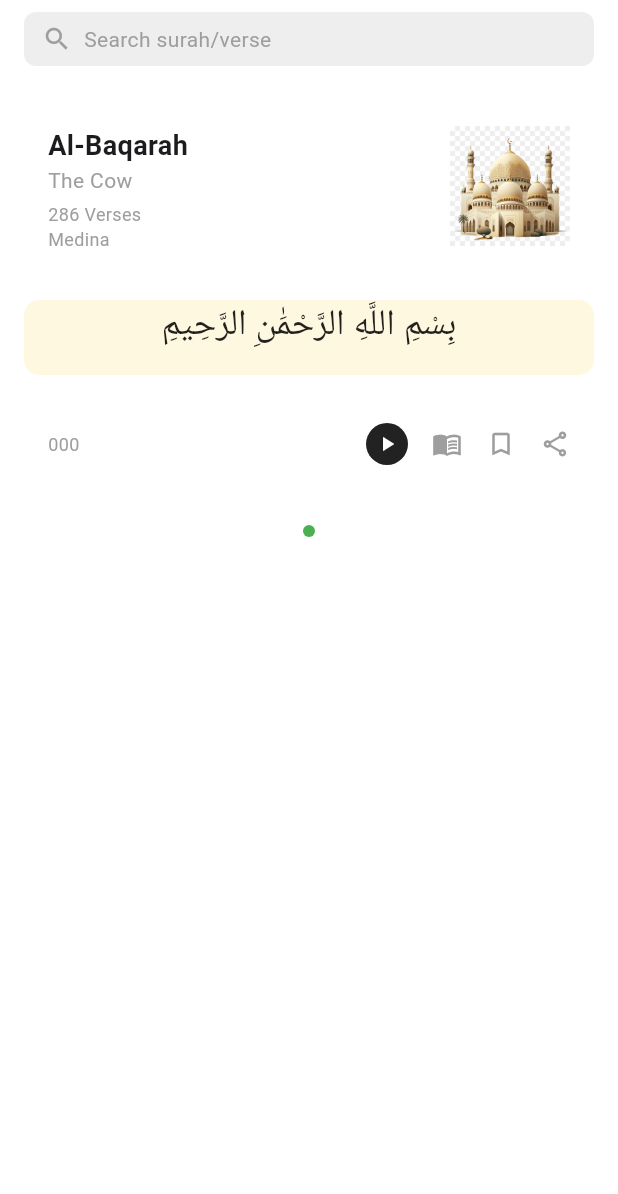
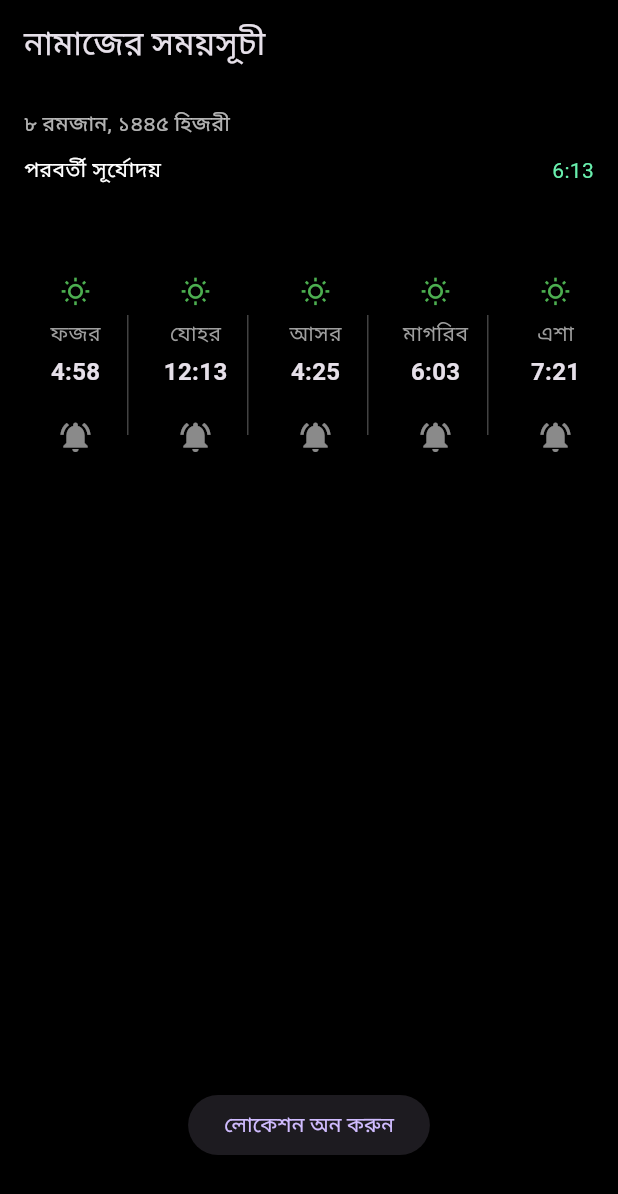
Before and after one commit to mahabubulhasibshawon/Islamic_App_Ui, a Flutter app: the screen it shows after launch, on a phone screen of 412 x 824 dp. Shown: the top 1194 px of the screen. Run offline on Flutter 3.47's test engine with Material 3 defaults, Android fonts, the phone set to English and light mode, and no system bars; our stand-ins replace audioplayers, awesome_notifications; Roboto replaces fonts that are missing (Arabic).

Commit message:
alarm screen

```diff
--- /dev/null
+++ b/lib/screens/prayer_time_permission_screen.dart
@@ -0,0 +1,216 @@
+import 'package:flutter/material.dart';
+import 'package:awesome_notifications/awesome_notifications.dart';
+import 'package:audioplayers/audioplayers.dart';
+
+
+class PrayerTimePermissionScreen extends StatelessWidget {
+  final List<Map<String, String>> prayerTimes = [
+    {'name': 'ফজর', 'time': '4:58'},
+    {'name': 'যোহর', 'time': '12:13'},
+    {'name': 'আসর', 'time': '4:25'},
+    {'name': 'মাগরিব', 'time': '6:03'},
+    {'name': 'এশা', 'time': '7:21'},
+  ];
+
+  final AudioPlayer _audioPlayer = AudioPlayer();
+
+  void playAlarm() async {
+    await _audioPlayer.play(AssetSource('sounds/alarm.mp3'));
+    await Future.delayed(Duration(seconds: 20));
+    await _audioPlayer.stop();
+  }
+
+  void schedulePrayerNotification(String prayerName, String time) {
+    AwesomeNotifications().createNotification(
+      content: NotificationContent(
+        id: DateTime.now().millisecondsSinceEpoch.remainder(100000),
+        channelKey: 'prayer_reminder',
+        title: 'নামাজের সময়',
+        body: '$prayerName এর সময় হয়েছে ($time)',
+        notificationLayout: NotificationLayout.Default,
+      ),
+    );
+    playAlarm();
+  }
+
+  void requestNotificationPermission(BuildContext context) {
+    showModalBottomSheet(
+      context: context,
+      backgroundColor: Colors.black,
+      shape: RoundedRectangleBorder(
+        borderRadius: BorderRadius.vertical(top: Radius.circular(20)),
+      ),
+      builder: (context) {
+        return Padding(
+          padding: EdgeInsets.all(16.0),
+          child: Column(
+            mainAxisSize: MainAxisSize.min,
+            children: [
+              Text(
+                'অনুমতি প্রয়োজন',
+                style: TextStyle(fontSize: 18, fontWeight: FontWeight.bold, color: Colors.white),
+              ),
+              SizedBox(height: 10),
+              Text(
+                'অনুগ্রহ করে সেটিংস থেকে অ্যালার্মের অনুমতি দিন',
+                textAlign: TextAlign.center,
+                style: TextStyle(color: Colors.white70),
+              ),
+              SizedBox(height: 20),
+              Row(
+                mainAxisAlignment: MainAxisAlignment.spaceBetween,
+                children: [
+                  TextButton(
+                    onPressed: () => Navigator.pop(context),
+                    child: Text('বন্ধ করুন', style: TextStyle(color: Colors.white70)),
+                  ),
+                  ElevatedButton(
+                    style: ElevatedButton.styleFrom(
+                      backgroundColor: Colors.purple,
+                      shape: RoundedRectangleBorder(borderRadius: BorderRadius.circular(20)),
+                    ),
+                    onPressed: () {
+                      AwesomeNotifications().requestPermissionToSendNotifications();
+                      Navigator.pop(context);
+                    },
+                    child: Text('নিশ্চিত'),
+                  ),
+                ],
+              )
+            ],
+          ),
+        );
+      },
+    );
+  }
+
+  @override
+  Widget build(BuildContext context) {
+    return Scaffold(
+      backgroundColor: Colors.black,
+      appBar: AppBar(title: Text('নামাজের সময়সূচী'), backgroundColor: Colors.black),
+      body: Column(
+        children: [
+          Padding(
+            padding: EdgeInsets.all(16.0),
+            child: Column(
+              crossAxisAlignment: CrossAxisAlignment.start,
+              children: [
+                Text('৮ রমজান, ১৪৪৫ হিজরী', style: TextStyle(color: Colors.white70)),
+                SizedBox(height: 10),
+                Row(
+                  mainAxisAlignment: MainAxisAlignment.spaceBetween,
+                  children: [
+                    Text('পরবর্তী সূর্যোদয়', style: TextStyle(color: Colors.white)),
+                    Text('6:13', style: TextStyle(color: Colors.greenAccent)),
+                  ],
+                ),
+                SizedBox(height: 10),
+              ],
+            ),
+          ),
+          // Expanded(
+          //   child: ListView.builder(
+          //     itemCount: prayerTimes.length,
+          //     itemBuilder: (context, index) {
+          //       return ListTile(
+          //         title: Text(prayerTimes[index]['name']!, style: TextStyle(color: Colors.white)),
+          //         subtitle: Text(prayerTimes[index]['time']!, style: TextStyle(color: Colors.white70)),
+          //         trailing: IconButton(
+          //           icon: Icon(Icons.notifications_active, color: Colors.white54),
+          //           onPressed: () => schedulePrayerNotification(
+          //               prayerTimes[index]['name']!, prayerTimes[index]['time']!
+          //           ),
+          //         ),
+          //       );
+          //     },
+          //   ),
+          // ),
+          Container(
+            height: 200,
+            child: Padding(
+                padding: const EdgeInsets.symmetric(horizontal: 16.0),
+                child: ListView.builder(
+                  scrollDirection: Axis.horizontal ,
+                  itemCount: prayerTimes.length,
+                  itemBuilder: (context, index) => _buildPrayerTimeColumn(prayerTimes[index]['name']!,  prayerTimes[index]['time']!, IconButton(
+                    icon: Icon(Icons.notifications_active, color: Colors.white54),
+                    onPressed: () => schedulePrayerNotification(
+                        prayerTimes[index]['name']!, prayerTimes[index]['time']!
+                    ),
+                  ),),)
+
+              // Row(
+              //   mainAxisAlignment: MainAxisAlignment.spaceBetween,
+              //   children: [
+              //     _buildPrayerTimeColumn('ফজর', '৪:৫৮'),
+              //     _buildDivider(),
+              //     _buildPrayerTimeColumn('জোহর', '১২:১৩'),
+              //     _buildDivider(),
+              //     _buildPrayerTimeColumn('আসর', '৪:২৫'),
+              //     _buildDivider(),
+              //     _buildPrayerTimeColumn('মাগরিব', '৬:৩৬'),
+              //     _buildDivider(),
+              //     _buildPrayerTimeColumn('এশা', '৭:২১'),
+              //   ],
+              // ),
+            ),
+          ),
+          Spacer(),
+          ElevatedButton(
+            onPressed: () => requestNotificationPermission(context),
+            child: Text('লোকেশন অন করুন'),
+          ),
+          SizedBox(height: 50)
+        ],
+      ),
+    );
+  }
+  Widget _buildPrayerTimeColumn(String name, String time, IconButton iconButton) {
+    return Container(
+      height: 100,
+      width: 80,
+      child: Row(
+        mainAxisAlignment: MainAxisAlignment.spaceEvenly,
+        children: [
+          Column(
+            mainAxisSize: MainAxisSize.min,
+            children: [
+              Icon(
+                Icons.wb_sunny_outlined,
+                color: Colors.green,
+                size: 20,
+              ),
+              const SizedBox(height: 8),
+              Text(
+                name,
+                style: const TextStyle(
+                  fontSize: 14,
+                  color: Colors.grey,
+                ),
+              ),
+              const SizedBox(height: 4),
+              Text(
+                time,
+                style: const TextStyle(
+                  fontSize: 16,
+                  fontWeight: FontWeight.bold,
+                ),
+              ),
+              const SizedBox(height: 8),
+              iconButton
+            ],
+          ),
+          _buildDivider()
+        ],
+      ),
+    );
+  }
+  Widget _buildDivider() {
+    return Container(
+      width: 1,
+      height: 80,
+      color: Colors.grey[800],
+    );
+  }
+}
--- a/pubspec.yaml
+++ b/pubspec.yaml
@@ -34,7 +34,9 @@ dependencies:
   # The following adds the Cupertino Icons font to your application.
   # Use with the CupertinoIcons class for iOS style icons.
   cupertino_icons: ^1.0.8
+  awesome_notifications: ^0.10.1
   intl: ^0.20.2
+  audioplayers: ^6.3.0
 
 dev_dependencies:
   flutter_test:
@@ -89,3 +91,4 @@ flutter:
 
   assets:
     - assets/
+    - assets/sounds/
```
Also changed, not shown: lib/main.dart (+21 -2 lines), lib/services/noti_service.dart (added, +43 -0 lines), pubspec.lock, 8 other files.
